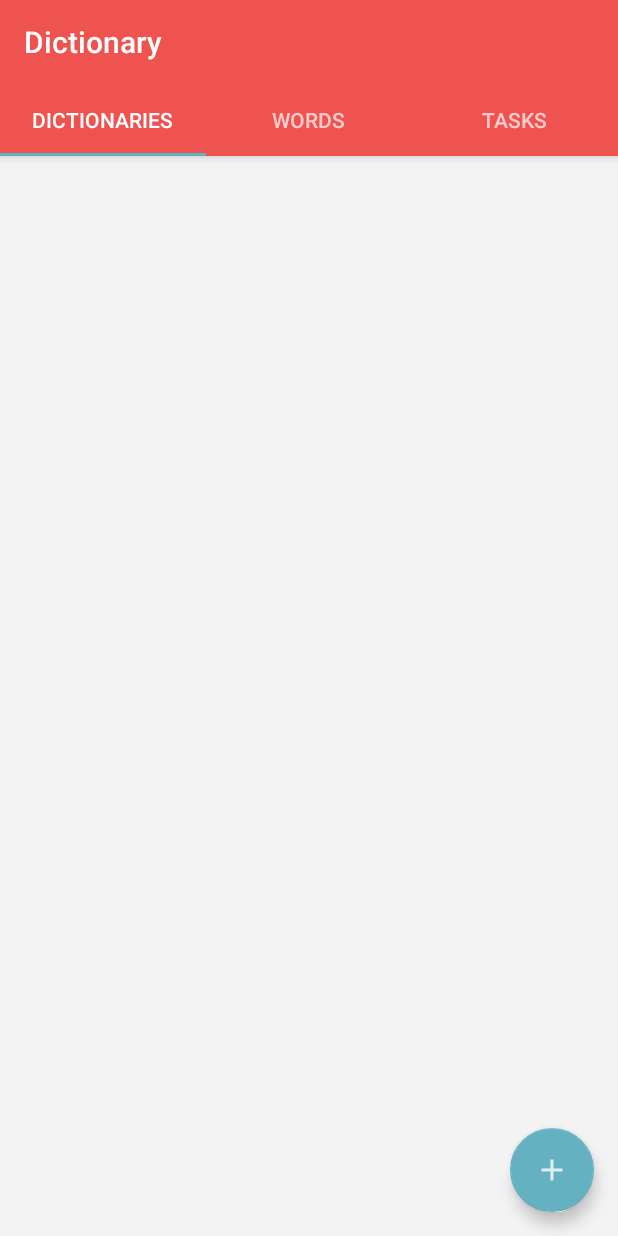
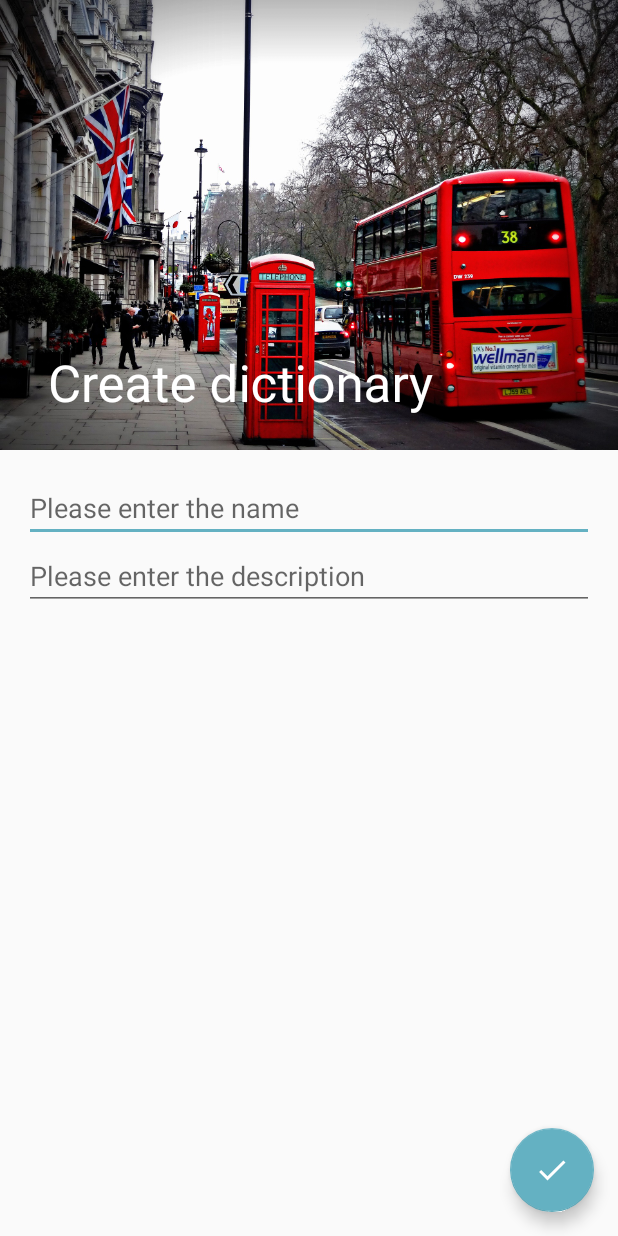
Before and after one commit to RusanovaMaria/EnglishDictionary, an Android app: the screen it shows after launch (MainActivity before the commit, CreateElementActivity after it), after a tap on an icon or button, on a phone screen of 412 x 824 dp. Run offline under Robolectric (Android 15) with nearby library versions, the phone set to English and light mode, and no system bars.

Commit message:
Добавление словарей в базу данных

```diff
--- a/app/src/main/AndroidManifest.xml
+++ b/app/src/main/AndroidManifest.xml
@@ -30,6 +30,10 @@
             android:name=".Main2Activity"
             android:label="@string/title_activity_main2"
             android:theme="@style/AppTheme.NoActionBar" />
+        <activity
+            android:name=".CreateElementActivity"
+            android:label="@string/title_activity_adding_dictionary"
+            android:theme="@style/AppTheme.NoActionBar"></activity>
     </application>
 
 </manifest>
--- a/app/src/main/java/com/rusanova/englishdictionary/AppBarPagerAdapter.java
+++ b/app/src/main/java/com/rusanova/englishdictionary/AppBarPagerAdapter.java
@@ -33,6 +33,6 @@ public class AppBarPagerAdapter extends FragmentPagerAdapter {
             case 2:
                 return "Tasks";
         }
-        return "Dictionaries";
+        return "";
     }
 }
--- /dev/null
+++ b/app/src/main/java/com/rusanova/englishdictionary/CreateElementActivity.java
@@ -0,0 +1,101 @@
+package com.rusanova.englishdictionary;
+
+import android.content.Intent;
+import android.os.Bundle;
+import android.support.design.widget.FloatingActionButton;
+import android.support.v7.app.AppCompatActivity;
+import android.support.v7.widget.Toolbar;
+import android.util.Log;
+import android.view.KeyEvent;
+import android.view.View;
+import android.view.inputmethod.EditorInfo;
+import android.view.inputmethod.InputMethodManager;
+import android.widget.EditText;
+import android.widget.TextView;
+import android.widget.Toast;
+
+public class CreateElementActivity extends AppCompatActivity implements TextView.OnEditorActionListener {
+    private static final String TAG = "myLogs";
+    private TextView mNameTextView;
+    private TextView mDescriptionTextView;
+
+    @Override
+    protected void onCreate(Bundle savedInstanceState) {
+        super.onCreate(savedInstanceState);
+        setContentView(R.layout.activity_create_element);
+        Toolbar toolbar = (Toolbar) findViewById(R.id.toolbar);
+        setSupportActionBar(toolbar);
+
+        Intent intent = getIntent();
+        final int currentPageNumber = intent.getIntExtra(MainActivity.PAGE_NUMBER, -1);
+        if(currentPageNumber != -1) {
+            updateUI(currentPageNumber);
+        }
+
+        FloatingActionButton fab = (FloatingActionButton) findViewById(R.id.create_dictionary);
+        fab.setOnClickListener(new View.OnClickListener() {
+            @Override
+            public void onClick(View view) {
+               if (currentPageNumber != -1) {
+                   addElement(currentPageNumber);
+               }
+            }
+        });
+    }
+
+    private void updateUI( int pageNumber) {
+        String title = "";
+        String nameHint = "";
+        String descriptionHint = "";
+        TextView name = (TextView) findViewById(R.id.name);
+        name.setOnEditorActionListener(this);
+        TextView description = (TextView) findViewById(R.id.description);
+        description.setOnEditorActionListener(this);
+
+        switch (pageNumber) {
+            case 0:
+                title = getResources().getString(R.string.create_dictionary_title);
+                nameHint = descriptionHint = getResources().getString(R.string.dictionary_name_hint);
+                descriptionHint = getResources().getString(R.string.dictionary_description_hint);
+                break;
+        }
+
+        setTitle(title);
+        name.setHint(nameHint);
+        description.setHint(descriptionHint);
+    }
+
+    private void addElement(int pageNumber) {
+        switch (pageNumber) {
+            case 0:
+                mNameTextView = (TextView) findViewById(R.id.name);
+                String name = mNameTextView.getText().toString();
+                mDescriptionTextView = findViewById(R.id.description);
+                String description = mDescriptionTextView.getText().toString();
+                if (!name.equals("")) {
+                    Dictionary dictionary = new Dictionary(name, description);
+                    DictionaryList list = DictionaryList.get(this);
+                    list.add(dictionary);
+                    finish();
+                } else {
+                    Toast toast = Toast.makeText(CreateElementActivity.this, "Please enter the name of the dictionary!",
+                            Toast.LENGTH_SHORT);
+                    toast.show();
+                }
+                break;
+        }
+    }
+
+    @Override
+    public boolean onEditorAction(TextView v, int actionId, KeyEvent event) {
+        try {
+            InputMethodManager imm = (InputMethodManager)getSystemService(INPUT_METHOD_SERVICE);
+            imm.hideSoftInputFromWindow(v.getWindowToken(), 0);
+            return true;
+        } catch (NullPointerException ex) {
+            Log.d(TAG,"NullPointerException onEditorAction CreateElementActivity.class");
+            return false;
+        }
+
+    }
+}
--- a/app/src/main/java/com/rusanova/englishdictionary/Dictionary.java
+++ b/app/src/main/java/com/rusanova/englishdictionary/Dictionary.java
@@ -8,6 +8,7 @@ public class Dictionary implements Element {
     private String description;
 
     public Dictionary(String name, String description) {
+        this.id = UUID.randomUUID();
         this.name = name;
         this.description = description;
     }
--- a/app/src/main/java/com/rusanova/englishdictionary/DictionaryListFragment.java
+++ b/app/src/main/java/com/rusanova/englishdictionary/DictionaryListFragment.java
@@ -13,7 +13,7 @@ import android.view.ViewGroup;
 import java.util.List;
 
 public class DictionaryListFragment extends Fragment {
-    private static final int PAGE_NUMBER = 1;
+    private static final int PAGE_NUMBER = 0;
     private RecyclerView mRecyclerView;
     private ElementRecyclerViewAdapter mAdapter;
 
@@ -75,6 +75,10 @@ public class DictionaryListFragment extends Fragment {
         }
     }
 
+    public static int getPageNumber() {
+        return PAGE_NUMBER;
+    }
+
     public interface OnFragmentInteractionListener {
         // TODO: Update argument type and name
         void onFragmentInteraction(Uri uri);
--- a/app/src/main/java/com/rusanova/englishdictionary/MainActivity.java
+++ b/app/src/main/java/com/rusanova/englishdictionary/MainActivity.java
@@ -1,23 +1,16 @@
 package com.rusanova.englishdictionary;
 
-import android.net.Uri;
+import android.content.Intent;
 import android.os.Bundle;
 import android.support.design.widget.FloatingActionButton;
-import android.support.design.widget.NavigationView;
-import android.support.design.widget.Snackbar;
 import android.support.design.widget.TabLayout;
-import android.support.v4.app.Fragment;
-import android.support.v4.view.GravityCompat;
 import android.support.v4.view.ViewPager;
-import android.support.v4.widget.DrawerLayout;
-import android.support.v7.app.ActionBarDrawerToggle;
 import android.support.v7.app.AppCompatActivity;
 import android.support.v7.widget.Toolbar;
-import android.view.Menu;
-import android.view.MenuItem;
 import android.view.View;
 
 public class MainActivity extends AppCompatActivity {
+    public static final String PAGE_NUMBER = "PageNumber";
 
     @Override
     protected void onCreate(Bundle savedInstanceState) {
@@ -28,17 +21,24 @@ public class MainActivity extends AppCompatActivity {
 
         AppBarPagerAdapter pagerAdapter =
                 new AppBarPagerAdapter(getSupportFragmentManager());
-        ViewPager pager = (ViewPager) findViewById(R.id.pager);
-        pager.setAdapter(pagerAdapter);
+        final ViewPager mPager = findViewById(R.id.pager);
+        mPager.setAdapter(pagerAdapter);
 
         TabLayout tabLayout = (TabLayout) findViewById(R.id.tabs);
-        tabLayout.setupWithViewPager(pager);
+        tabLayout.setupWithViewPager(mPager);
 
         FloatingActionButton fab = (FloatingActionButton) findViewById(R.id.fab);
         fab.setOnClickListener(new View.OnClickListener() {
             @Override
             public void onClick(View view) {
-
+                int pageNumber = mPager.getCurrentItem();
+                switch (pageNumber) {
+                    case  0:
+                        Intent intent = new Intent(MainActivity.this, CreateElementActivity.class);
+                        intent.putExtra(PAGE_NUMBER, pageNumber);
+                        startActivity(intent);
+                    break;
+                }
             }
         });
     }
--- /dev/null
+++ b/app/src/main/res/drawable/ic_done_white_24dp.xml
@@ -0,0 +1,5 @@
+<vector android:height="24dp" android:tint="#FFFFFF"
+    android:viewportHeight="24.0" android:viewportWidth="24.0"
+    android:width="24dp" xmlns:android="http://schemas.android.com/apk/res/android">
+    <path android:fillColor="#FF000000" android:pathData="M9,16.2L4.8,12l-1.4,1.4L9,19 21,7l-1.4,-1.4L9,16.2z"/>
+</vector>
--- /dev/null
+++ b/app/src/main/res/layout/activity_create_element.xml
@@ -0,0 +1,76 @@
+<?xml version="1.0" encoding="utf-8"?>
+<android.support.design.widget.CoordinatorLayout
+    xmlns:android="http://schemas.android.com/apk/res/android"
+    xmlns:app="http://schemas.android.com/apk/res-auto"
+    android:id="@+id/coordinator"
+    android:layout_width="match_parent"
+    android:layout_height="match_parent"
+    >
+    <android.support.design.widget.AppBarLayout
+        android:layout_width="match_parent"
+        android:layout_height="300dp"
+        android:theme="@style/ThemeOverlay.AppCompat.Dark.ActionBar"
+        >
+        <android.support.design.widget.CollapsingToolbarLayout
+            android:layout_width="match_parent"
+            android:layout_height="match_parent"
+            app:layout_scrollFlags="scroll|exitUntilCollapsed"
+            app:contentScrim="?attr/colorPrimary"
+            >
+            <ImageView
+                android:layout_width="match_parent"
+                android:layout_height="match_parent"
+                android:scaleType="centerCrop"
+                android:src="@drawable/london"
+                app:layout_collapseMode="parallax"
+                />
+            <android.support.v7.widget.Toolbar
+                android:id="@+id/toolbar"
+                android:layout_width="match_parent"
+                android:layout_height="?attr/actionBarSize"
+                app:layout_collapseMode="pin"
+                />
+
+        </android.support.design.widget.CollapsingToolbarLayout>
+
+    </android.support.design.widget.AppBarLayout>
+
+    <android.support.v4.widget.NestedScrollView
+        android:layout_width="match_parent"
+        android:layout_height="match_parent"
+        app:layout_behavior="@string/appbar_scrolling_view_behavior"
+        >
+        <LinearLayout
+            android:layout_width="match_parent"
+            android:layout_height="wrap_content"
+            android:orientation="vertical"
+            android:padding = "16dp"
+            >
+
+            <EditText
+                android:id="@+id/name"
+                android:layout_width="match_parent"
+                android:layout_height="wrap_content"
+                android:imeOptions="actionGo"
+                />
+            <EditText
+                android:id="@+id/description"
+                android:layout_width="match_parent"
+                android:layout_height="wrap_content"
+                android:imeOptions="actionGo"
+                />
+
+        </LinearLayout>
+    </android.support.v4.widget.NestedScrollView>
+
+    <android.support.design.widget.FloatingActionButton
+        android:id="@+id/create_dictionary"
+        android:layout_width="wrap_content"
+        android:layout_height="wrap_content"
+        android:layout_gravity="end|bottom"
+        android:layout_margin="16dp"
+        android:src="@drawable/ic_done_white_24dp"
+        android:onClick="onClickDone"
+        />
+
+</android.support.design.widget.CoordinatorLayout>
--- a/app/src/main/res/layout/app_bar_main.xml
+++ b/app/src/main/res/layout/app_bar_main.xml
@@ -9,7 +9,7 @@
     <android.support.design.widget.AppBarLayout
         android:layout_width="match_parent"
         android:layout_height="wrap_content"
-        android:theme="@style/AppTheme.AppBarOverlay">
+        android:theme="@style/ThemeOverlay.AppCompat.Dark.ActionBar">
 
         <android.support.v7.widget.Toolbar
             android:id="@+id/toolbar"
--- a/app/src/main/res/values/strings.xml
+++ b/app/src/main/res/values/strings.xml
@@ -16,4 +16,8 @@
     <string name="title_dictionaries_item">Dictionaries</string>
     <string name="title_words_item">Words</string>
     <string name="title_tasks_item">Tasks</string>
+    <string name="title_activity_adding_dictionary"></string>
+    <string name="create_dictionary_title">Create dictionary</string>
+    <string name="dictionary_name_hint">Please enter the name</string>
+    <string name="dictionary_description_hint">Please enter the description</string>
 </resources>
--- a/app/src/main/res/values/styles.xml
+++ b/app/src/main/res/values/styles.xml
@@ -5,6 +5,7 @@
         <!-- Customize your theme here. -->
         <item name="colorPrimary">@color/colorPrimary</item>
         <item name="colorPrimaryDark">@color/colorPrimaryDark</item>
+        <item name="android:colorLongPressedHighlight">@color/colorPrimaryLight</item>
         <item name="colorAccent">@color/colorAccent</item>
     </style>
 
```
